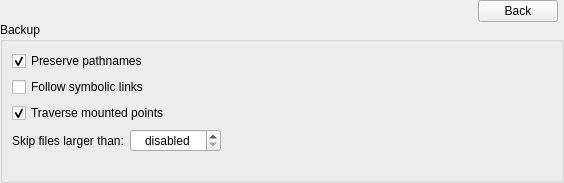
First picture: the form in forms/jobwidget.ui, repository Tarsnap/tarsnap-gui, before the edit.
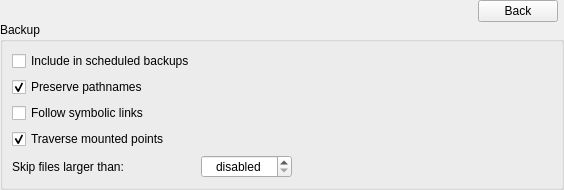
Second picture: the form after the edit. The open tabs and pages were chosen to show the change. Icons and pictures are not drawn. Custom widgets are drawn as their Qt base class.

Commit message:
Implement automatic job backups via the --jobs command.
No UI is displayed for this operation. The application will run headless.

What changed in the file:
```diff
--- a/forms/jobwidget.ui
+++ b/forms/jobwidget.ui
@@ -418,30 +418,7 @@
              <property name="spacing">
               <number>6</number>
              </property>
-             <item row="1" column="0" colspan="2">
-              <widget class="QCheckBox" name="followSymLinksCheckBox">
-               <property name="toolTip">
-                <string>If checked all symbolic links will be followed when creating an archive</string>
-               </property>
-               <property name="text">
-                <string>Follow symbolic links</string>
-               </property>
-              </widget>
-             </item>
-             <item row="0" column="0" colspan="2">
-              <widget class="QCheckBox" name="preservePathsCheckBox">
-               <property name="toolTip">
-                <string>Preseve absolute pathnames by not removing leading slashes</string>
-               </property>
-               <property name="text">
-                <string>Preserve pathnames</string>
-               </property>
-               <property name="checked">
-                <bool>true</bool>
-               </property>
-              </widget>
-             </item>
-             <item row="3" column="2">
+             <item row="4" column="2">
               <spacer name="horizontalSpacer">
                <property name="orientation">
                 <enum>Qt::Horizontal</enum>
@@ -455,19 +432,23 @@
               </spacer>
              </item>
              <item row="2" column="0" colspan="2">
-              <widget class="QCheckBox" name="traverseMountCheckBox">
+              <widget class="QCheckBox" name="followSymLinksCheckBox">
                <property name="toolTip">
                 <string>Cross mount points when creating archives</string>
                </property>
                <property name="text">
-                <string>Traverse mounted points</string>
-               </property>
-               <property name="checked">
-                <bool>true</bool>
+                <string>Follow symbolic links</string>
                </property>
               </widget>
              </item>
              <item row="4" column="0">
+              <widget class="QLabel" name="label">
+               <property name="text">
+                <string>Skip files larger than:</string>
+               </property>
+              </widget>
+             </item>
+             <item row="5" column="0">
               <spacer name="verticalSpacer">
                <property name="orientation">
                 <enum>Qt::Vertical</enum>
@@ -480,14 +461,33 @@
                </property>
               </spacer>
              </item>
-             <item row="3" column="0">
-              <widget class="QLabel" name="label">
+             <item row="3" column="0" colspan="2">
+              <widget class="QCheckBox" name="traverseMountCheckBox">
+               <property name="toolTip">
+                <string>Cross mount points when creating archives</string>
+               </property>
                <property name="text">
-                <string>Skip files larger than:</string>
+                <string>Traverse mounted points</string>
                </property>
+               <property name="checked">
+                <bool>true</bool>
+               </property>
               </widget>
              </item>
-             <item row="3" column="1">
+             <item row="1" column="0" colspan="2">
+              <widget class="QCheckBox" name="preservePathsCheckBox">
+               <property name="toolTip">
+                <string>Preseve absolute pathnames by not removing leading slashes</string>
+               </property>
+               <property name="text">
+                <string>Preserve pathnames</string>
+               </property>
+               <property name="checked">
+                <bool>true</bool>
+               </property>
+              </widget>
+             </item>
+             <item row="4" column="1">
               <widget class="QSpinBox" name="skipFilesSpinBox">
                <property name="enabled">
                 <bool>true</bool>
@@ -527,6 +527,16 @@
                </property>
               </widget>
              </item>
+             <item row="0" column="0">
+              <widget class="QCheckBox" name="includeScheduledCheckBox">
+               <property name="toolTip">
+                <string>Enable to include this job in automatic scheduled jobs execution via the --jobs option.</string>
+               </property>
+               <property name="text">
+                <string>Include in scheduled backups</string>
+               </property>
+              </widget>
+             </item>
             </layout>
            </widget>
           </item>
```
Left out of the diff: 2 changed lines with no effect on the pictures. The commit also changes 9 other files.
